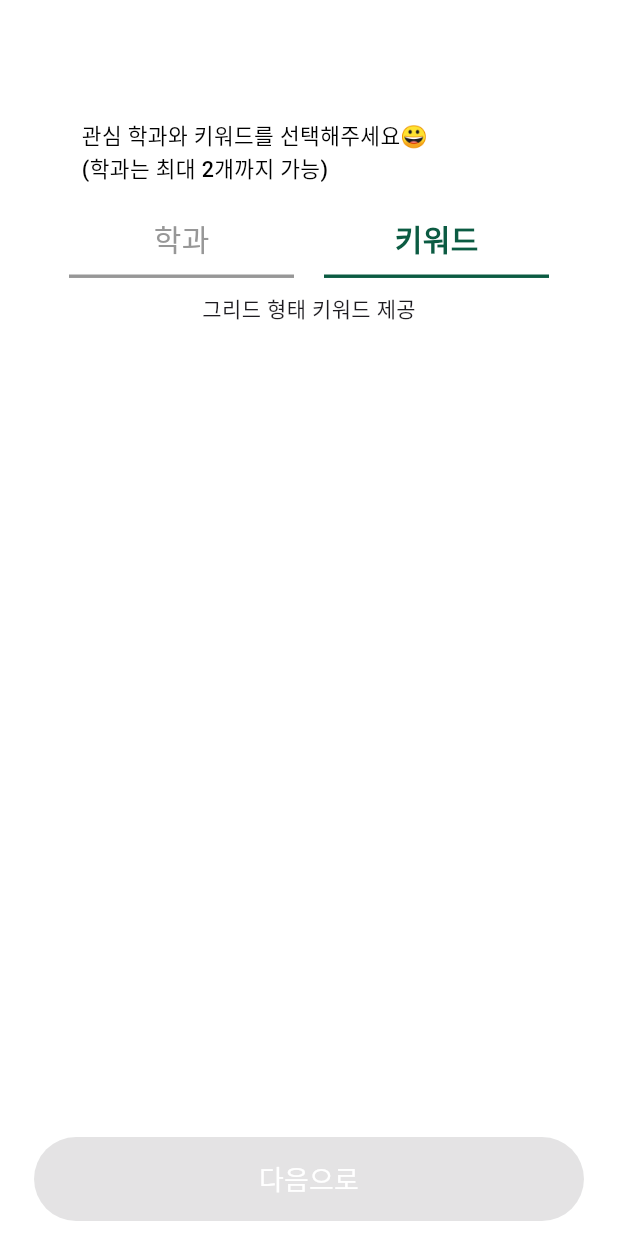
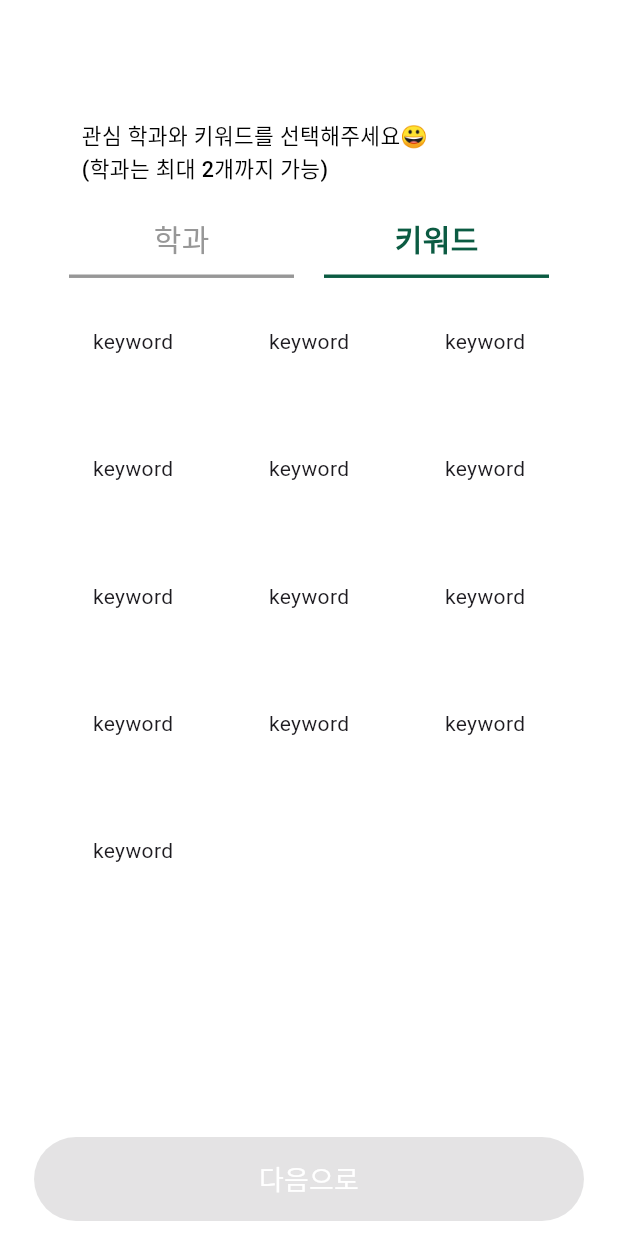
Before and after one commit to JunWooP0/NotiSKKU, a Flutter app: the screen it shows after launch, after a tap on "키워드", on a phone screen of 412 x 824 dp. Run offline on Flutter 3.47's test engine with Material 3 defaults, Android fonts, the phone set to English and light mode, and no system bars; Roboto replaces fonts that are missing (GmarketSans).

Commit message:
feat : Implement keywords selection

```diff
--- a/chaeyeon/lib/data/keyword_data.dart
+++ b/chaeyeon/lib/data/keyword_data.dart
@@ -0,0 +1,17 @@
+import 'package:chaeyeon/models/keyword.dart';
+
+const keywords = [
+  Keyword(keyword: '기숙사', defined: Defined.devleoper),
+  Keyword(keyword: '등록금', defined: Defined.devleoper),
+  Keyword(keyword: '수강신청', defined: Defined.devleoper),
+  Keyword(keyword: '공모전', defined: Defined.devleoper),
+  Keyword(keyword: '학자금', defined: Defined.devleoper),
+  Keyword(keyword: '복학', defined: Defined.devleoper),
+  Keyword(keyword: '성적', defined: Defined.devleoper),
+  Keyword(keyword: '휴학', defined: Defined.devleoper),
+  Keyword(keyword: '졸업', defined: Defined.devleoper),
+  Keyword(keyword: '봉사', defined: Defined.devleoper),
+  Keyword(keyword: '해외', defined: Defined.devleoper),
+  Keyword(keyword: '인턴', defined: Defined.devleoper),
+  Keyword(keyword: '계절', defined: Defined.devleoper),
+];
--- /dev/null
+++ b/chaeyeon/lib/models/keyword.dart
@@ -0,0 +1,14 @@
+enum Defined {
+  user,
+  devleoper,
+}
+
+class Keyword {
+  const Keyword({
+    required this.keyword,
+    required this.defined,
+  });
+
+  final String keyword;
+  final Defined defined;
+}
--- a/chaeyeon/lib/widgets/keywords_grid.dart
+++ b/chaeyeon/lib/widgets/keywords_grid.dart
@@ -1,3 +1,6 @@
+import 'package:chaeyeon/data/keyword_data.dart';
+import 'package:chaeyeon/models/keyword.dart';
+import 'package:chaeyeon/widgets/keywords_grid_item.dart';
 import 'package:flutter/material.dart';
 
 class KeywordsGrid extends StatefulWidget{
@@ -10,8 +13,31 @@ class KeywordsGrid extends StatefulWidget{
 }
 
 class _KeywordsGridState extends State<KeywordsGrid>{
+
+  void _selectKeyword (BuildContext context, Keyword keyword) {
+
+  }
+
+
   @override
   Widget build(BuildContext context) {
-    return const Text('그리드 형태 키워드 제공');
+    return GridView(
+      padding: const EdgeInsets.symmetric(horizontal: 40,),
+      gridDelegate: const SliverGridDelegateWithFixedCrossAxisCount(
+        crossAxisCount: 3,
+        childAspectRatio: 3/2,
+        crossAxisSpacing: 20,
+        mainAxisSpacing: 20,
+      ),
+      children: [
+        for (final keyword in keywords)
+          KeywordsGridItem(
+            keyword: keyword,
+            onSelectKeyword: (){
+              _selectKeyword(context, keyword);
+            } ,
+          )
+      ],
+    );
   }
 }
--- /dev/null
+++ b/chaeyeon/lib/widgets/keywords_grid_item.dart
@@ -0,0 +1,28 @@
+import 'package:chaeyeon/models/keyword.dart';
+import 'package:flutter/material.dart';
+
+class KeywordsGridItem extends StatelessWidget {
+  const KeywordsGridItem({
+    super.key,
+    required this.keyword,
+    required this.onSelectKeyword,
+  });
+
+  final Keyword keyword;
+  final void Function() onSelectKeyword;
+
+  @override
+  Widget build(BuildContext context) {
+    return GestureDetector(
+      onTap: () {},
+      child: Container(
+        alignment: Alignment.center,
+        padding: const EdgeInsets.all(16),
+        decoration: BoxDecoration(
+          borderRadius: BorderRadius.circular(16),
+        ),
+        child: const Text('keyword'),
+      ),
+    );
+  }
+}
```
